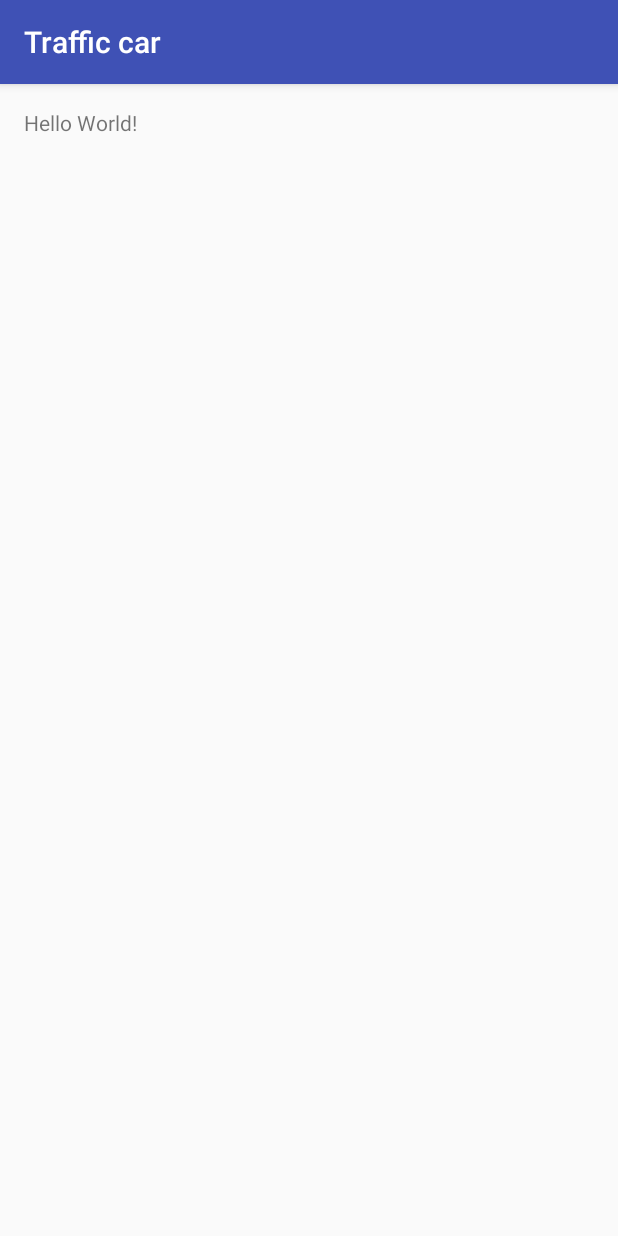
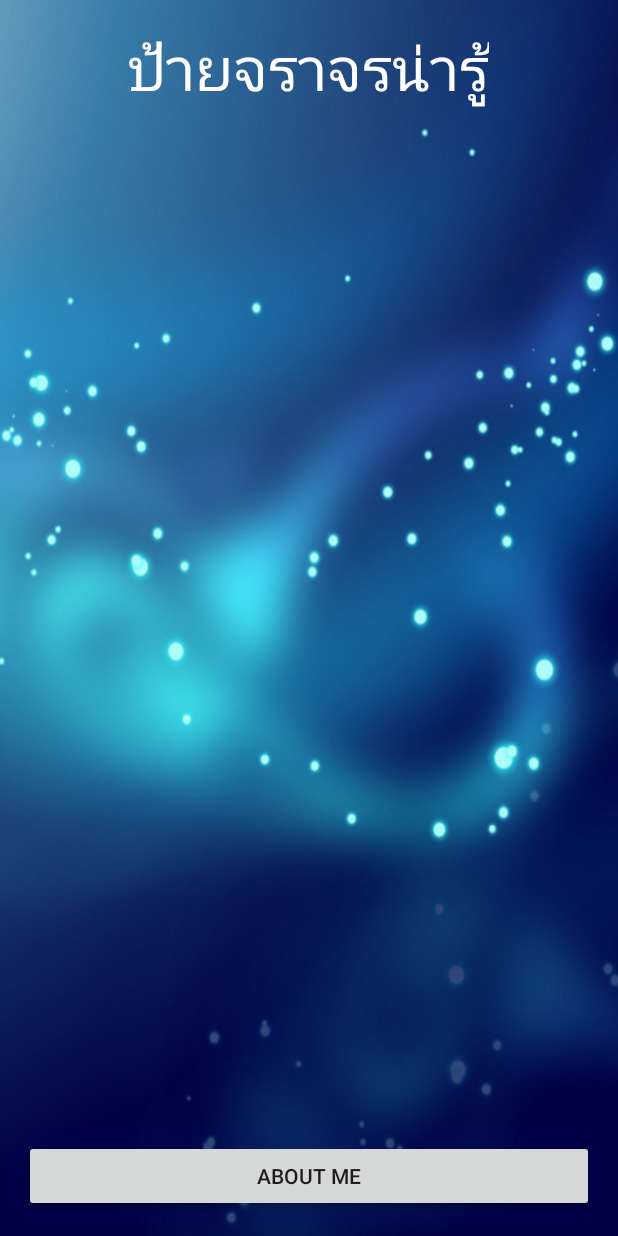
Before and after one commit to NitchaP/MyTraffic20Aug2016, an Android app: the screen it shows after launch (MainTraffic), on a phone screen of 412 x 824 dp. Run offline under Robolectric (Android 15) with nearby library versions, the phone set to English and light mode, and no system bars.

Commit message:
Design UI Main Finish

```diff
--- a/app/src/main/res/layout/activity_main_traffic.xml
+++ b/app/src/main/res/layout/activity_main_traffic.xml
@@ -7,10 +7,32 @@
     android:paddingLeft="@dimen/activity_horizontal_margin"
     android:paddingRight="@dimen/activity_horizontal_margin"
     android:paddingTop="@dimen/activity_vertical_margin"
-    tools:context="momo.caramelgap.trafficcar.MainTraffic">
+    tools:context="momo.caramelgap.trafficcar.MainTraffic"
+    android:background="@drawable/bg8">
 
     <TextView
         android:layout_width="wrap_content"
         android:layout_height="wrap_content"
-        android:text="Hello World!" />
+        android:text="@string/title_main"
+        android:id="@+id/textView"
+        android:textSize="@dimen/h1"
+        android:layout_centerHorizontal="true"
+        android:textColor="@color/text" />
+
+    <Button
+        android:layout_width="match_parent"
+        android:layout_height="wrap_content"
+        android:text="About me"
+        android:id="@+id/button"
+        android:layout_alignParentBottom="true" />
+
+    <ListView
+        android:layout_width="wrap_content"
+        android:layout_height="wrap_content"
+        android:id="@+id/listView"
+        android:layout_below="@+id/textView"
+        android:layout_above="@+id/button"
+        android:layout_marginTop="10dp"
+        android:layout_marginBottom="10dp" />
+
 </RelativeLayout>
--- a/app/src/main/res/values-w820dp/dimens.xml
+++ b/app/src/main/res/values-w820dp/dimens.xml
@@ -3,4 +3,7 @@
          (such as screen margins) for screens with more than 820dp of available width. This
          would include 7" and 10" devices in landscape (~960dp and ~1280dp respectively). -->
     <dimen name="activity_horizontal_margin">64dp</dimen>
+
+
+
 </resources>
--- a/app/src/main/res/values/colors.xml
+++ b/app/src/main/res/values/colors.xml
@@ -3,4 +3,9 @@
     <color name="colorPrimary">#3F51B5</color>
     <color name="colorPrimaryDark">#303F9F</color>
     <color name="colorAccent">#FF4081</color>
+
+    <color name="text">#ffffff</color>
+    <color name="text1">#4a2d00</color>
+
+
 </resources>
--- a/app/src/main/res/values/dimens.xml
+++ b/app/src/main/res/values/dimens.xml
@@ -2,4 +2,8 @@
     <!-- Default screen margins, per the Android Design guidelines. -->
     <dimen name="activity_horizontal_margin">16dp</dimen>
     <dimen name="activity_vertical_margin">16dp</dimen>
+
+    <dimen name="h1">40sp</dimen>
+    <dimen name="h2">15sp</dimen>
+
 </resources>
--- a/app/src/main/res/values/strings.xml
+++ b/app/src/main/res/values/strings.xml
@@ -1,3 +1,6 @@
 <resources>
-    <string name="app_name">Traffic car</string>
+    <string name="app_name">Traffic Car</string>
+
+    <string name="title_main">ป้ายจราจรน่ารู้</string>
+
 </resources>
--- a/app/src/main/res/values/styles.xml
+++ b/app/src/main/res/values/styles.xml
@@ -1,7 +1,7 @@
 <resources>
 
     <!-- Base application theme. -->
-    <style name="AppTheme" parent="Theme.AppCompat.Light.DarkActionBar">
+    <style name="AppTheme" parent="Theme.AppCompat.Light.NoActionBar">
         <!-- Customize your theme here. -->
         <item name="colorPrimary">@color/colorPrimary</item>
         <item name="colorPrimaryDark">@color/colorPrimaryDark</item>
```
Also changed, not shown: app/src/main/res/drawable/bg11.png (added), app/src/main/res/drawable/bg8.png (added).
